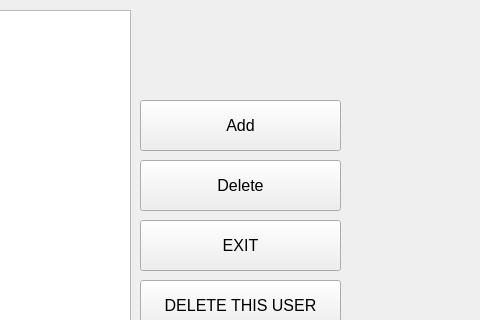
First picture: the form in DataBaseCybersport/TeamWindow.ui, repository Inlucker/DataBaseCybersport, before the edit; both pictures show x 580 to 1060 and y 0 to 320 of the 1431 by 667 pixel window.
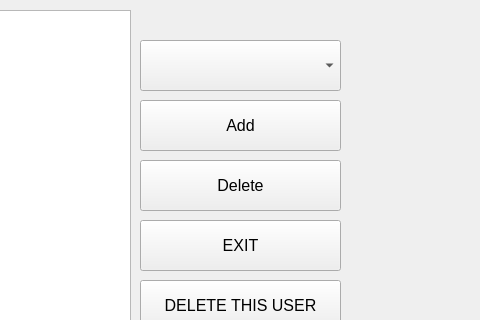
Second picture: the form after the edit.

Commit message: Done add player btn

Patch:
```diff
--- a/DataBaseCybersport/TeamWindow.ui
+++ b/DataBaseCybersport/TeamWindow.ui
@@ -115,6 +115,21 @@
     </rect>
    </property>
   </widget>
+  <widget class="QComboBox" name="my_teams_comboBox">
+   <property name="geometry">
+    <rect>
+     <x>720</x>
+     <y>40</y>
+     <width>201</width>
+     <height>51</height>
+    </rect>
+   </property>
+   <item>
+    <property name="text">
+     <string/>
+    </property>
+   </item>
+  </widget>
  </widget>
  <resources/>
  <connections/>
```
The commit also changes 2 other files.
